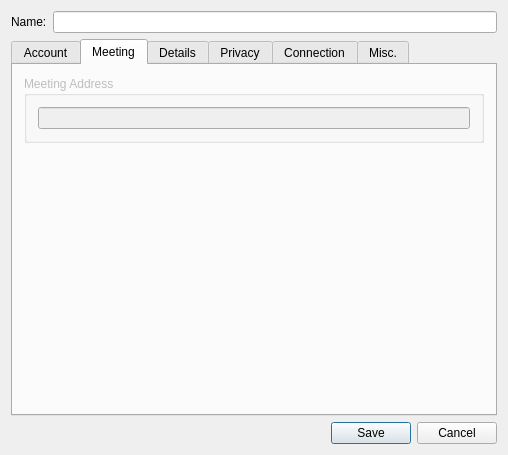
This is src/accountmodify.ui in mconf/mconf-chat-desktop as Qt 5 draws it before an edit. The edited form follows.
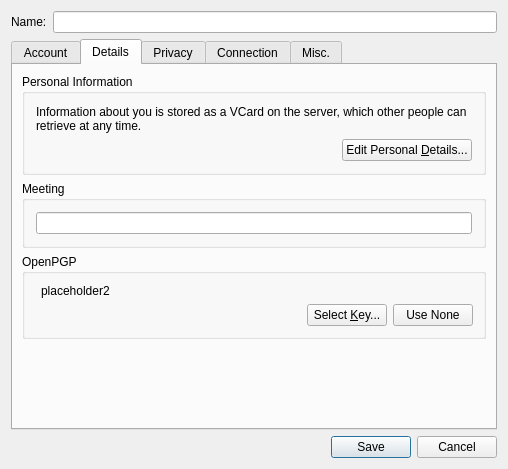
This is the edited form. The open tabs and pages were chosen to show the change. Custom widgets are drawn as their Qt base class.

Commit message: change layout from meetings tab do details tab

```diff
--- a/src/accountmodify.ui
+++ b/src/accountmodify.ui
@@ -6,8 +6,8 @@
    <rect>
     <x>0</x>
     <y>0</y>
-    <width>498</width>
-    <height>455</height>
+    <width>500</width>
+    <height>469</height>
    </rect>
   </property>
   <property name="windowTitle">
@@ -184,41 +184,6 @@
        </item>
       </layout>
      </widget>
-     <widget class="QWidget" name="tab_meeting">
-       <property name="enabled">
-        <bool>false</bool>
-       </property>
-       <attribute name="title">
-        <string>Meeting</string>
-       </attribute>
-       <layout class="QVBoxLayout" name="verticalLayout_4">
-        <item>
-         <widget class="QGroupBox" name="gb_meetingAddress">
-          <property name="title">
-           <string>Meeting Address</string>
-          </property>
-          <layout class="QVBoxLayout" name="verticalLayout_5">
-           <item>
-            <widget class="QLineEdit" name="le_meetingAddress"/>
-           </item>
-          </layout>
-         </widget>
-        </item>
-        <item>
-         <spacer name="verticalSpacer">
-          <property name="orientation">
-           <enum>Qt::Vertical</enum>
-          </property>
-          <property name="sizeHint" stdset="0">
-           <size>
-            <width>20</width>
-            <height>40</height>
-           </size>
-          </property>
-         </spacer>
-        </item>
-       </layout>
-      </widget>
      <widget class="QWidget" name="tab_details">
       <attribute name="title">
        <string>Details</string>
@@ -288,6 +253,18 @@
          </layout>
         </widget>
        </item>
+       <item>
+        <widget class="QGroupBox" name="bg_meeting">
+         <property name="title">
+          <string>Meeting</string>
+         </property>
+         <layout class="QVBoxLayout" name="verticalLayout_4">
+          <item>
+           <widget class="QLineEdit" name="le_meeting"/>
+          </item>
+         </layout>
+        </widget>
+       </item>
        <item>
         <widget class="QGroupBox" name="gb_pgp">
          <property name="title">
```
Left out of the diff: 288 changed lines with no effect on the pictures.
